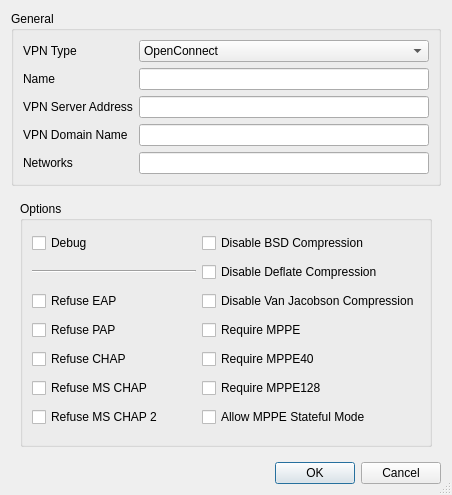
Qt form apps/cmstapp/code/vpn_create/ui/vpn_create.ui (andrew-bibb/cmst) before a commit.
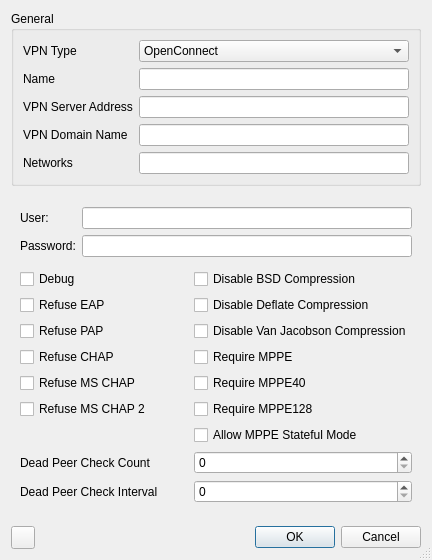
The same form after that commit. The open tabs and pages were chosen to show the change.

Commit message: whatsthis working and pptp stacked widget page complete

The edit to the form file:
```diff
--- a/apps/cmstapp/code/vpn_create/ui/vpn_create.ui
+++ b/apps/cmstapp/code/vpn_create/ui/vpn_create.ui
@@ -6,8 +6,8 @@
    <rect>
     <x>0</x>
     <y>0</y>
-    <width>452</width>
-    <height>495</height>
+    <width>432</width>
+    <height>560</height>
    </rect>
   </property>
   <property name="windowTitle">
@@ -16,8 +16,8 @@
   <property name="sizeGripEnabled">
    <bool>true</bool>
   </property>
-  <layout class="QVBoxLayout" name="verticalLayout">
-   <item>
+  <layout class="QGridLayout" name="gridLayout_3">
+   <item row="0" column="0">
     <widget class="QGroupBox" name="groupBox">
      <property name="title">
       <string>General</string>
@@ -113,7 +113,7 @@
      </layout>
     </widget>
    </item>
-   <item>
+   <item row="1" column="0">
     <widget class="QStackedWidget" name="stackedWidget">
      <property name="currentIndex">
       <number>0</number>
@@ -181,111 +181,213 @@
      <widget class="QWidget" name="PPTP">
       <layout class="QGridLayout" name="gridLayout_2">
        <item row="0" column="0">
-        <widget class="QGroupBox" name="groupBox_pptpoptions">
-         <property name="title">
-          <string>Options</string>
-         </property>
-         <layout class="QGridLayout" name="gridLayout">
+        <layout class="QGridLayout" name="gridLayout_4">
+         <item row="1" column="0">
+          <widget class="QLabel" name="label_04_password">
+           <property name="text">
+            <string>Password:</string>
+           </property>
+          </widget>
+         </item>
           <item row="0" column="0">
-           <widget class="QCheckBox" name="checkBox_debug">
+          <widget class="QLabel" name="label_04_user">
+           <property name="text">
+            <string>User:</string>
+           </property>
+          </widget>
+         </item>
+         <item row="0" column="1">
+          <widget class="QLineEdit" name="lineEdit_04_user">
+           <property name="whatsThis">
+            <string>&lt;html&gt;&lt;head/&gt;&lt;body&gt;&lt;p&gt;PPTP user name. If left blank you will be asked for a username by the agent when a connection is attempted.&lt;/p&gt;&lt;/body&gt;&lt;/html&gt;</string>
+           </property>
+          </widget>
+         </item>
+         <item row="1" column="1">
+          <widget class="QLineEdit" name="lineEdit_04_password">
+           <property name="toolTip">
+            <string>&lt;html&gt;&lt;head/&gt;&lt;body&gt;&lt;p&gt;PPTP password. If left blank the password will be asked from the user by the agent when a connection is attempted.&lt;/p&gt;&lt;/body&gt;&lt;/html&gt;</string>
+           </property>
+           <property name="whatsThis">
+            <string>&lt;html&gt;&lt;head/&gt;&lt;body&gt;&lt;p&gt;PPTP password. If left blank you will be asked for the password by the agent when a connection is attempted.&lt;/p&gt;&lt;/body&gt;&lt;/html&gt;</string>
+           </property>
+          </widget>
+         </item>
+        </layout>
+       </item>
+       <item row="1" column="0">
+        <layout class="QGridLayout" name="gridLayout_5">
+         <item row="2" column="0">
+          <widget class="QCheckBox" name="checkBox_04_refusepap">
+           <property name="whatsThis">
+            <string>&lt;html&gt;&lt;head/&gt;&lt;body&gt;&lt;p&gt;With this option, pppd will not agree to authenticate itself to the peer using PAP&lt;/p&gt;&lt;/body&gt;&lt;/html&gt;</string>
+           </property>
+           <property name="text">
+            <string>Refuse PAP</string>
+           </property>
+          </widget>
+         </item>
+         <item row="2" column="1">
+          <widget class="QCheckBox" name="checkBox_04_novj">
+           <property name="whatsThis">
+            <string>&lt;html&gt;&lt;head/&gt;&lt;body&gt;&lt;p&gt;Disable Van Jacobson style TCP/IP header compression in both the transmit and the receive direction.&lt;/p&gt;&lt;/body&gt;&lt;/html&gt;</string>
+           </property>
+           <property name="text">
+            <string>Disable Van Jacobson Compression</string>
+           </property>
+          </widget>
+         </item>
+         <item row="7" column="1">
+          <widget class="QSpinBox" name="spinBox_04_echofailure">
+           <property name="sizePolicy">
+            <sizepolicy hsizetype="Minimum" vsizetype="Fixed">
+             <horstretch>0</horstretch>
+             <verstretch>0</verstretch>
+            </sizepolicy>
+           </property>
+           <property name="whatsThis">
+            <string>&lt;html&gt;&lt;head/&gt;&lt;body&gt;&lt;p&gt;If this option is given, pppd will presume the peer to be dead if n LCP echo-requests are sent without receiving a valid LCP echo-reply. If this happens, pppd will terminate the connection. Use of this option requires a non-zero value for the lcp-echo-interval parameter. This option can be used to enable pppd to terminate after the physical connection has been broken (e.g., the modem has hung up) in situations where no hardware modem control lines are available.&lt;/p&gt;&lt;/body&gt;&lt;/html&gt;</string>
+           </property>
+          </widget>
+         </item>
+         <item row="5" column="1">
+          <widget class="QCheckBox" name="checkBox_04_requiremppe128">
+           <property name="whatsThis">
+            <string>&lt;html&gt;&lt;head/&gt;&lt;body&gt;&lt;p&gt;Require the use of MPPE, with 128-bit encryption.&lt;/p&gt;&lt;/body&gt;&lt;/html&gt;</string>
+           </property>
+           <property name="text">
+            <string>Require MPPE128</string>
+           </property>
+          </widget>
+         </item>
+         <item row="0" column="0">
+          <widget class="QCheckBox" name="checkBox_04_debug">
+           <property name="whatsThis">
+            <string>&lt;html&gt;&lt;head/&gt;&lt;body&gt;&lt;p&gt;Enables  connection  debugging  facilities.  If this option is given, pppd will log the contents of all control packets sent or received in a readable form.  The packets are logged through syslog with facility daemon and level debug.  &lt;/p&gt;&lt;/body&gt;&lt;/html&gt;</string>
+           </property>
             <property name="text">
              <string>Debug</string>
             </property>
            </widget>
           </item>
-          <item row="0" column="2">
-           <widget class="QCheckBox" name="checkBox_nobsdcomp">
+         <item row="0" column="1">
+          <widget class="QCheckBox" name="checkBox_04_nobsdcomp">
+           <property name="whatsThis">
+            <string>&lt;html&gt;&lt;head/&gt;&lt;body&gt;&lt;p&gt;Disables BSD-Compress compression; pppd will not request or agree to compress packets using the BSD-Compress scheme.&lt;/p&gt;&lt;/body&gt;&lt;/html&gt;</string>
+           </property>
             <property name="text">
              <string>Disable BSD Compression</string>
             </property>
            </widget>
           </item>
-          <item row="7" column="2">
-           <widget class="QCheckBox" name="checkBox_requiremppe128">
-            <property name="text">
-             <string>Require MPPE128</string>
-            </property>
-           </widget>
-          </item>
-          <item row="1" column="2">
-           <widget class="QCheckBox" name="checkBox_nodeflate">
-            <property name="text">
-             <string>Disable Deflate Compression</string>
-            </property>
-           </widget>
-          </item>
-          <item row="8" column="2">
-           <widget class="QCheckBox" name="checkBox_mppestateful">
+         <item row="6" column="1">
+          <widget class="QCheckBox" name="checkBox_04_mppestateful">
+           <property name="whatsThis">
+            <string>&lt;html&gt;&lt;head/&gt;&lt;body&gt;&lt;p&gt;Allow MPPE to use stateful mode.  Stateless mode is still attempted first.  The default is to disallow stateful mode.&lt;/p&gt;&lt;/body&gt;&lt;/html&gt;</string>
+           </property>
             <property name="text">
              <string>Allow MPPE Stateful Mode</string>
             </property>
            </widget>
           </item>
-          <item row="2" column="2">
-           <widget class="QCheckBox" name="checkBox_novj">
+         <item row="1" column="0">
+          <widget class="QCheckBox" name="checkBox_04_refuseeap">
+           <property name="whatsThis">
+            <string>With this option, pppd will not agree to authenticate itself to the peer using EAP.</string>
+           </property>
             <property name="text">
-             <string>Disable Van Jacobson Compression</string>
+            <string>Refuse EAP</string>
             </property>
            </widget>
           </item>
-          <item row="3" column="2">
-           <widget class="QCheckBox" name="checkBox_requiremppe">
+         <item row="4" column="0">
+          <widget class="QCheckBox" name="checkBox_04_refusemschap">
+           <property name="whatsThis">
+            <string>&lt;html&gt;&lt;head/&gt;&lt;body&gt;&lt;p&gt;With this option, pppd will not agree to authenticate itself to the peer using MS-CHAP.&lt;/p&gt;&lt;/body&gt;&lt;/html&gt;</string>
+           </property>
+           <property name="text">
+            <string>Refuse MS CHAP</string>
+           </property>
+          </widget>
+         </item>
+         <item row="3" column="1">
+          <widget class="QCheckBox" name="checkBox_04_requiremppe">
+           <property name="whatsThis">
+            <string>&lt;html&gt;&lt;head/&gt;&lt;body&gt;&lt;p&gt;Require the use of MPPE (Microsoft Point to Point Encryption).  This option disables all other compression types.  This option  enables  both 40-bit  and  128-bit  encryption.   In  order for MPPE to successfully come up, you must have authenticated with either MS-CHAP or MS-CHAPv2. This option is presently only supported under Linux, and only if your kernel has been configured to include MPPE support.&lt;/p&gt;&lt;/body&gt;&lt;/html&gt;</string>
+           </property>
             <property name="text">
              <string>Require MPPE</string>
             </property>
            </widget>
           </item>
-          <item row="4" column="2">
-           <widget class="QCheckBox" name="checkBox_requiremppe40">
+         <item row="3" column="0">
+          <widget class="QCheckBox" name="checkBox_04_refusechap">
+           <property name="whatsThis">
+            <string>&lt;html&gt;&lt;head/&gt;&lt;body&gt;&lt;p&gt;With this option, pppd will not agree to authenticate itself to the peer using CHAP.&lt;/p&gt;&lt;/body&gt;&lt;/html&gt;</string>
+           </property>
             <property name="text">
-             <string>Require MPPE40</string>
+            <string>Refuse CHAP</string>
             </property>
            </widget>
           </item>
-          <item row="8" column="0">
-           <widget class="QCheckBox" name="checkBox_refusemschap2">
+         <item row="5" column="0">
+          <widget class="QCheckBox" name="checkBox_04_refusemschap2">
+           <property name="whatsThis">
+            <string>&lt;html&gt;&lt;head/&gt;&lt;body&gt;&lt;p&gt;With this option, pppd will not agree to authenticate itself to the peer using MS-CHAPv2.&lt;/p&gt;&lt;/body&gt;&lt;/html&gt;</string>
+           </property>
             <property name="text">
              <string>Refuse MS CHAP 2</string>
             </property>
            </widget>
           </item>
           <item row="7" column="0">
-           <widget class="QCheckBox" name="checkBox_refusemschap">
+          <widget class="QLabel" name="label_04_echofailure">
+           <property name="whatsThis">
+            <string>&lt;html&gt;&lt;head/&gt;&lt;body&gt;&lt;p&gt;If this option is given, pppd will presume the peer to be dead if n LCP echo-requests are sent without receiving a valid LCP echo-reply. If this happens, pppd will terminate the connection. Use of this option requires a non-zero value for the lcp-echo-interval parameter. This option can be used to enable pppd to terminate after the physical connection has been broken (e.g., the modem has hung up) in situations where no hardware modem control lines are available.&lt;/p&gt;&lt;/body&gt;&lt;/html&gt;</string>
+           </property>
             <property name="text">
-             <string>Refuse MS CHAP</string>
+            <string>Dead Peer Check Count</string>
             </property>
            </widget>
           </item>
-          <item row="4" column="0">
-           <widget class="QCheckBox" name="checkBox_refusechap">
+         <item row="1" column="1">
+          <widget class="QCheckBox" name="checkBox_04_nodeflate">
+           <property name="whatsThis">
+            <string>&lt;html&gt;&lt;head/&gt;&lt;body&gt;&lt;p&gt;Disables Deflate compression; pppd will not request or agree to compress packets using the Deflate scheme.&lt;/p&gt;&lt;/body&gt;&lt;/html&gt;</string>
+           </property>
             <property name="text">
-             <string>Refuse CHAP</string>
+            <string>Disable Deflate Compression</string>
             </property>
            </widget>
           </item>
-          <item row="3" column="0">
-           <widget class="QCheckBox" name="checkBox_refusepap">
-            <property name="text">
-             <string>Refuse PAP</string>
+         <item row="9" column="1">
+          <widget class="QSpinBox" name="spinBox_04_echointerval">
+           <property name="whatsThis">
+            <string>&lt;html&gt;&lt;head/&gt;&lt;body&gt;&lt;p&gt;If  this  option  is  given,  pppd  will send an LCP echo-request frame to the peer every n seconds.  Normally the peer should respond to the echo-request by sending an echo-reply.  This option can be used with the lcp-echo-failure option to detect that the peer is no longer connected.&lt;/p&gt;&lt;/body&gt;&lt;/html&gt;</string>
             </property>
            </widget>
           </item>
-          <item row="2" column="0">
-           <widget class="QCheckBox" name="checkBox_refuseeap">
+         <item row="4" column="1">
+          <widget class="QCheckBox" name="checkBox_04_requiremppe40">
+           <property name="whatsThis">
+            <string>&lt;html&gt;&lt;head/&gt;&lt;body&gt;&lt;p&gt;Require the use of MPPE, with 40-bit encryption.&lt;/p&gt;&lt;/body&gt;&lt;/html&gt;</string>
+           </property>
             <property name="text">
-             <string>Refuse EAP</string>
+            <string>Require MPPE40</string>
             </property>
            </widget>
           </item>
-          <item row="1" column="0">
-           <widget class="Line" name="line">
-            <property name="orientation">
-             <enum>Qt::Horizontal</enum>
+         <item row="9" column="0">
+          <widget class="QLabel" name="label_04_echointerval">
+           <property name="whatsThis">
+            <string>&lt;html&gt;&lt;head/&gt;&lt;body&gt;&lt;p&gt;If  this  option  is  given,  pppd  will send an LCP echo-request frame to the peer every n seconds.  Normally the peer should respond to the echo-request by sending an echo-reply.  This option can be used with the lcp-echo-failure option to detect that the peer is no longer connected.&lt;/p&gt;&lt;/body&gt;&lt;/html&gt;</string>
+           </property>
+           <property name="text">
+            <string>Dead Peer Check Interval</string>
             </property>
            </widget>
           </item>
          </layout>
-        </widget>
        </item>
       </layout>
      </widget>
@@ -306,6 +408,24 @@
      </widget>
     </widget>
    </item>
+   <item row="2" column="0">
+    <layout class="QHBoxLayout" name="horizontalLayout">
+     <item>
+      <widget class="QToolButton" name="toolButton_whatsthis"/>
+     </item>
+     <item>
+      <spacer name="horizontalSpacer">
+       <property name="orientation">
+        <enum>Qt::Horizontal</enum>
+       </property>
+       <property name="sizeHint" stdset="0">
+        <size>
+         <width>40</width>
+         <height>20</height>
+        </size>
+       </property>
+      </spacer>
+     </item>
    <item>
     <widget class="QDialogButtonBox" name="buttonBox">
      <property name="orientation">
@@ -315,6 +435,8 @@
       <set>QDialogButtonBox::Cancel|QDialogButtonBox::Ok</set>
      </property>
     </widget>
+     </item>
+    </layout>
    </item>
   </layout>
  </widget>
```
Left out of the diff: 29 changed lines with no effect on the pictures. Lines whose indentation alone changed are shown as unchanged. The commit also changes 4 other files.
